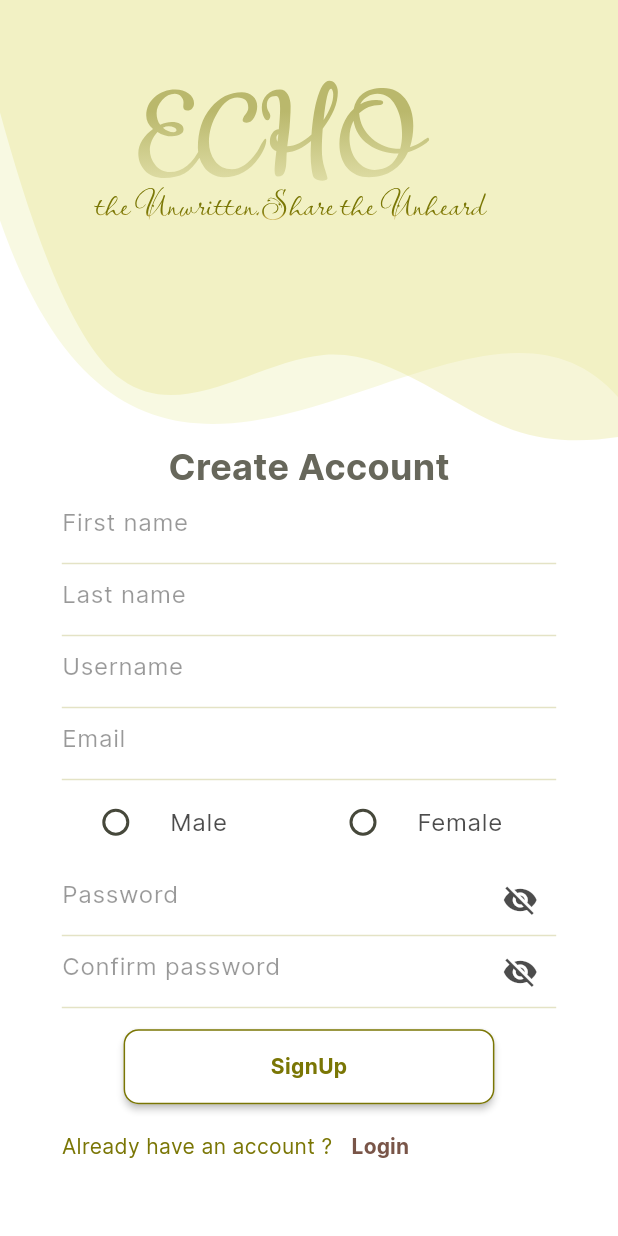
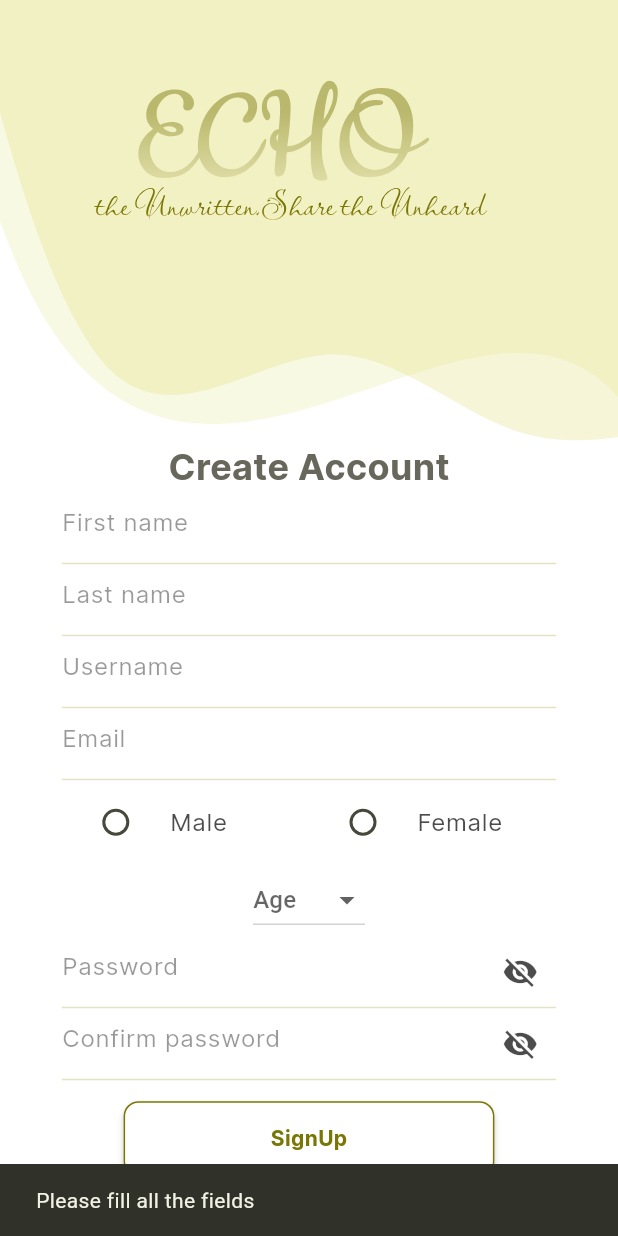
Before and after one commit to Abhishekbagdiya01/Echo, a Flutter app: the SignUpScreen screen opened directly, after a tap on "SignUp", on a phone screen of 412 x 824 dp. Run offline on Flutter 3.47's test engine with Material 2 defaults, Android fonts, the phone set to English and light mode, and no system bars; our stand-ins replace audioplayers, bloc, dotted_border, equatable, file_picker, flutter_bloc and 4 more; missing offline and left inert: record; accounts and stored records are empty; key blocks and very long unbroken strings in the code were emptied for the run.

Commit message:
Login and signup logic implimented

```diff
--- a/lib/model/user_model.dart
+++ b/lib/model/user_model.dart
@@ -7,7 +7,6 @@ class UserModel {
   String? username;
   String? email;
   String? password;
-  int? iV;
 
   UserModel(
       {this.uid,
@@ -17,8 +16,7 @@ class UserModel {
       this.gender,
       this.username,
       this.email,
-      this.password,
-      this.iV});
+      this.password});
 
   UserModel.fromJson(Map<String, dynamic> json) {
     uid = json['_id'];
@@ -29,7 +27,6 @@ class UserModel {
     username = json['username'];
     email = json['email'];
     password = json['password'];
-    iV = json['__v'];
   }
 
   Map<String, dynamic> toJson() {
@@ -42,7 +39,7 @@ class UserModel {
     data['username'] = this.username;
     data['email'] = this.email;
     data['password'] = this.password;
-    data['__v'] = this.iV;
+
     return data;
   }
 }
--- a/lib/repository/auth_repository.dart
+++ b/lib/repository/auth_repository.dart
@@ -14,7 +14,7 @@ class AuthRepository {
   http.Client client = http.Client();
 
   String _endPoint(String endPoint) {
-    return "http://192.168.123.6:5000/api/$endPoint";
+    return "http://192.168.29.50:5000/api/$endPoint";
   }
 
   Map<String, String> _header = {
@@ -28,7 +28,7 @@ class AuthRepository {
         body: encodedParam, headers: _header);
 
     if (response.statusCode == 200) {
-      final user = UserModel.fromJson(jsonDecode(response.body)["message"]);
+      final user = UserModel.fromJson(jsonDecode(response.body)['user']);
 
       return user;
     } else {
--- a/lib/screens/user_onboarding/login_screen.dart
+++ b/lib/screens/user_onboarding/login_screen.dart
@@ -6,6 +6,7 @@ import 'package:echo/screens/user_onboarding/signup_screen.dart';
 import 'package:echo/screens/user_onboarding/widgets/custom_shape.dart';
 import 'package:echo/screens/user_onboarding/widgets/form_field.dart';
 import 'package:echo/utils/colors.dart';
+import 'package:echo/widgets/snackbar.dart';
 import 'package:echo/widgets/text_styles.dart';
 
 import 'package:flutter/material.dart';
@@ -75,6 +76,8 @@ class LoginScreen extends StatelessWidget {
                             .add(LoggedIn(uid: state.user.uid!));
                         Navigator.pushReplacementNamed(
                             context, PageConst.ResponsiveLayout);
+                      } else if (state is CredentialErrorState) {
+                        snackbarMessenger(context, state.errorMessage);
                       }
                     },
                     child: CustomButton(
--- a/lib/screens/user_onboarding/signup_screen.dart
+++ b/lib/screens/user_onboarding/signup_screen.dart
@@ -1,3 +1,5 @@
+import 'dart:developer';
+
 import 'package:echo/bloc/auth_bloc/auth_bloc.dart';
 import 'package:echo/bloc/credential_cubit/credential_cubit_bloc.dart';
 import 'package:echo/model/user_model.dart';
@@ -8,6 +10,7 @@ import 'package:echo/screens/user_onboarding/widgets/custom_shape.dart';
 import 'package:echo/screens/user_onboarding/widgets/form_field.dart';
 import 'package:echo/widgets/custom_button.dart';
 import 'package:echo/widgets/snackbar.dart';
+
 import 'package:flutter/material.dart';
 import 'package:flutter_bloc/flutter_bloc.dart';
 
@@ -33,8 +36,8 @@ class _SignUpScreenState extends State<SignUpScreen> {
   TextEditingController passwordController = TextEditingController();
 
   TextEditingController confirmPassController = TextEditingController();
-  int selectedERadio = 0;
-
+  String selectedERadio = "";
+  String dropDownValue = "Age";
   @override
   Widget build(BuildContext context) {
     final width = MediaQuery.of(context).size.width;
@@ -77,7 +80,7 @@ class _SignUpScreenState extends State<SignUpScreen> {
                           title: Text("Male",
                               style: interTextStyle(
                                   color: blackColor.withOpacity(.7))),
-                          value: 1,
+                          value: "Male",
                           groupValue: selectedERadio,
                           onChanged: (value) {
                             setState(() {
@@ -94,7 +97,7 @@ class _SignUpScreenState extends State<SignUpScreen> {
                             style: interTextStyle(
                                 color: blackColor.withOpacity(.7)),
                           ),
-                          value: 2,
+                          value: "Female",
                           groupValue: selectedERadio,
                           onChanged: (value) {
                             setState(() {
@@ -104,6 +107,20 @@ class _SignUpScreenState extends State<SignUpScreen> {
                         ),
                       ),
                     ],
+                  ),
+                  DropdownButton(
+                    hint: Text(dropDownValue),
+                    items: [
+                      DropdownMenuItem(
+                          child: Text('13 - 17'), value: "13 - 17"),
+                      DropdownMenuItem(
+                          child: Text('18 - 64'), value: "18 - 64"),
+                      DropdownMenuItem(child: Text('65+'), value: "65+"),
+                    ],
+                    onChanged: (value) {
+                      dropDownValue = value!;
+                      setState(() {});
+                    },
                   ),
                   InputFormField(
                     controller: passwordController,
@@ -128,23 +145,33 @@ class _SignUpScreenState extends State<SignUpScreen> {
                         Navigator.pushReplacementNamed(
                             context, PageConst.HomeScreen);
                       } else if (state is CredentialErrorState) {
-                        Center(
-                          child: Text(state.errorMessage),
-                        );
+                        snackbarMessenger(context, state.errorMessage);
                       }
                     },
                     child: CustomButton(
                         voidCallback: () {
+                          if (passwordController.text ==
+                                  confirmPassController.text &&
+                              firstNController.text.isNotEmpty &&
+                              lastNController.text.isNotEmpty &&
+                              dropDownValue != "Age" &&
+                              selectedERadio.isNotEmpty) {
                             UserModel user = UserModel(
                                 firstName: firstNController.text,
                                 lastName: lastNController.text,
-                              ageGroup: "18",
+                                ageGroup: dropDownValue,
                                 gender: selectedERadio.toString(),
                                 username: usernameController.text,
                                 email: emailController.text,
                                 password: passwordController.text);
                             BlocProvider.of<CredentialCubitBloc>(context)
                                 .add(SignUp(userModel: user));
+
+                            log("${user.uid} || ${user.firstName} || ${user.lastName} || ${user.gender} || ${user.ageGroup} ||  ${user.email} || ${user.password}  ");
+                          } else {
+                            snackbarMessenger(
+                                context, "Please fill all the fields");
+                          }
                         },
                         title: "SignUp"),
                   ),
```
Lines whose indentation alone changed are shown as unchanged.
